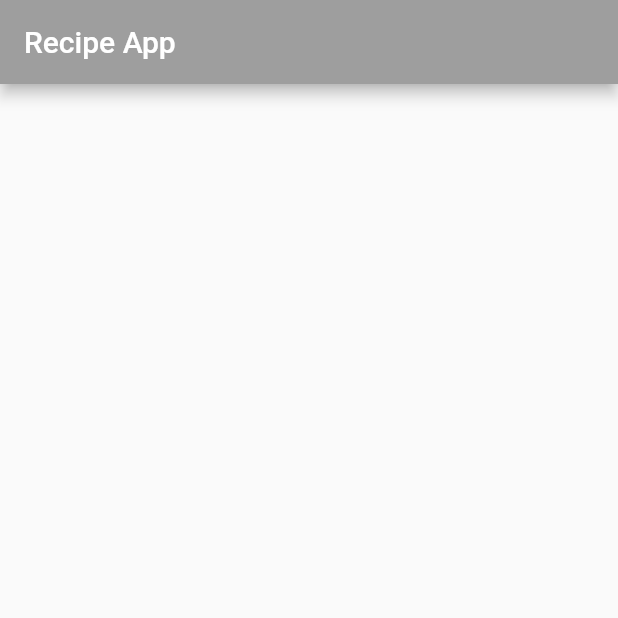
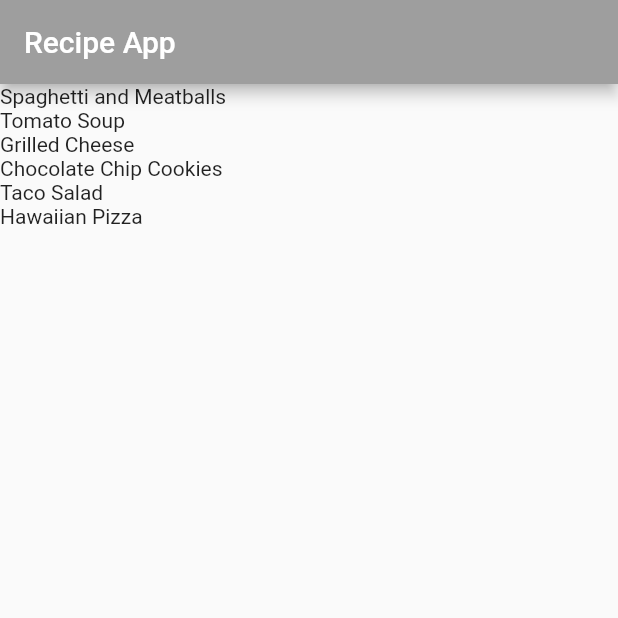
Before and after one commit to JoniJohn/recipe, a Flutter app: the screen it shows after launch, on a phone screen of 412 x 824 dp, the top half of it. Run offline on Flutter 3.47's test engine with Material 2 defaults, Android fonts, the phone set to English and light mode, and no system bars.

Commit message:
Simple Recipe list view

```diff
--- a/lib/main.dart
+++ b/lib/main.dart
@@ -1,5 +1,6 @@
 import 'package:flutter/cupertino.dart';
 import 'package:flutter/material.dart';
+import 'package:recipe/model/recipe.dart';
 
 void main() => runApp(App());
 
@@ -33,8 +34,13 @@ class Home extends StatelessWidget {
         title: const Text('Recipe App'),
       ),
       body: SafeArea(
-        // TODO: replace child: Container()
-        child: Container(),
+        child: ListView.builder(
+          itemCount: Recipe.samples.length,
+          itemBuilder: (BuildContext context, int index) {
+            // TODO: to replace with Recipe Card
+            return Text(Recipe.samples[index].label);
+          },
+        ),
       ),
     );
   }
--- a/lib/model/recipe.dart
+++ b/lib/model/recipe.dart
@@ -1,5 +1,47 @@
 class Recipe {
-  final String label, imageUrl;
+  String label, imageUrl;
+
+  // TODO: add servings and ingridients
 
   Recipe(this.label, this.imageUrl);
+
+  Map<String, dynamic> toMap() {
+    var map = <String, dynamic>{};
+    map['label'] = label;
+    map['imageUrl'] = imageUrl;
+    return map;
+  }
+
+  // Recipe.fromObject(dynamic o) {
+  //   label = o[''];
+  // }
+
+  static List<Recipe> samples = [
+    Recipe(
+      'Spaghetti and Meatballs',
+      'assets/2126711929_ef763de2b3_w.jpg',
+    ),
+    Recipe(
+      'Tomato Soup',
+      'assets/27729023535_a57606c1be.jpg',
+    ),
+    Recipe(
+      'Grilled Cheese',
+      'assets/3187380632_5056654a19_b.jpg',
+    ),
+    Recipe(
+      'Chocolate Chip Cookies',
+      'assets/15992102771_b92f4cc00a_b.jpg',
+    ),
+    Recipe(
+      'Taco Salad',
+      'assets/8533381643_a31a99e8a6_c.jpg',
+    ),
+    Recipe(
+      'Hawaiian Pizza',
+      'assets/15452035777_294cefced5_c.jpg',
+    ),
+  ];
 }
+
+// TODO: Add ingridients here
--- a/pubspec.yaml
+++ b/pubspec.yaml
@@ -58,7 +58,8 @@ flutter:
   uses-material-design: true
 
   # To add assets to your application, add an assets section, like this:
-  # assets:
+  assets:
+    - assets/
   #   - images/a_dot_burr.jpeg
   #   - images/a_dot_ham.jpeg
 
```
Also changed, not shown: assets/15452035777_294cefced5_c.jpg (added), assets/15992102771_b92f4cc00a_b.jpg (added), assets/2126711929_ef763de2b3_w.jpg (added), assets/27729023535_a57606c1be.jpg (added), assets/3187380632_5056654a19_b.jpg (added), assets/8533381643_a31a99e8a6_c.jpg (added), 3 other files.
